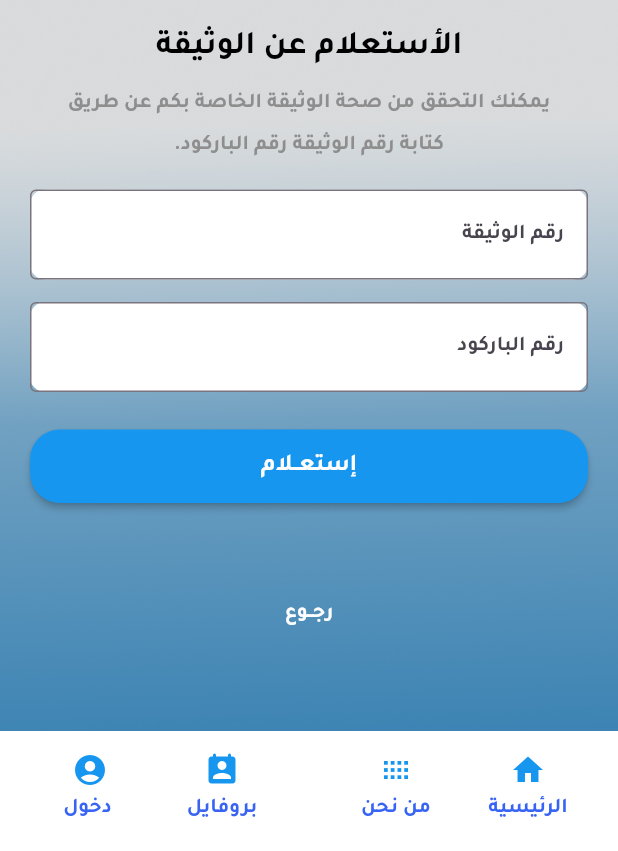
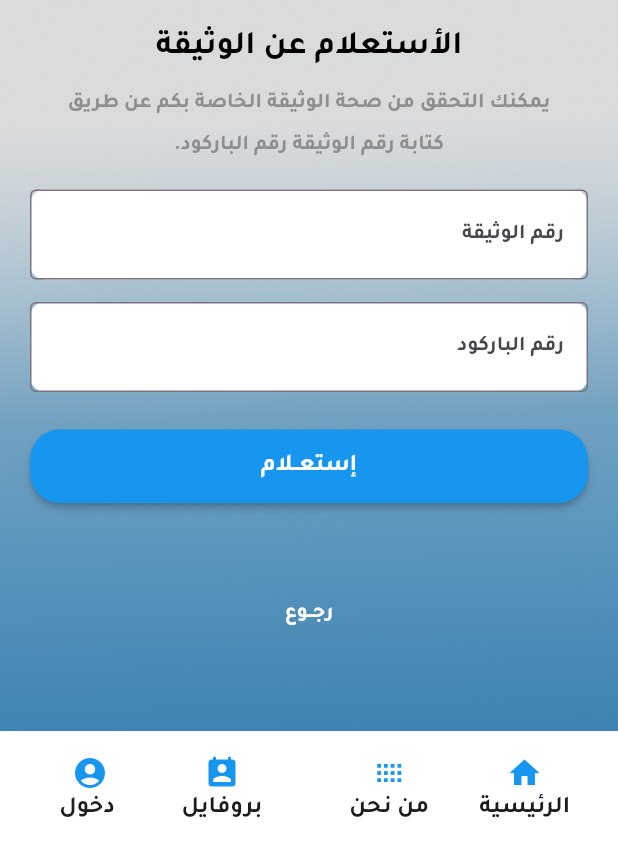
Before and after one commit to suezcanalinsurance/MYSCIAPP, a Flutter app: the CheckPolicy screen opened directly, on a phone screen of 412 x 824 dp, the part 385-1236 px from its top. Run offline on Flutter 3.47's test engine with Material 3 defaults, Android fonts, the phone set to English and light mode, and no system bars; our stand-ins replace cached_network_image, dartz, dio, dropdown_button2, firebase_core, firebase_messaging and 20 more; missing offline and left inert: dialog_flowtter, empty_widget, flutter_phone_direct_caller, mailto; accounts and stored records are empty; project files that could hold a hidden picture were left out.

Commit message:
titleMedium
titleMedium

```diff
--- a/lib/view/widget/CustomBottomAppBar.dart
+++ b/lib/view/widget/CustomBottomAppBar.dart
@@ -99,7 +99,7 @@ class CustomBottomAppBar extends StatelessWidget {
         mainAxisSize: MainAxisSize.min,
         children: [
           Icon(icon, color: Color(0xff1696EE)),
-          Text(label, style: Theme.of(context).textTheme.bodyText1),
+          Text(label, style: Theme.of(context).textTheme.titleMedium ),
         ],
       ),
     );
--- a/lib/view/widget/home/events_and_experiences.dart
+++ b/lib/view/widget/home/events_and_experiences.dart
@@ -120,7 +120,7 @@ import 'package:suezproduction/view/screen/pol_pricing.dart';
 
                    children: [
                      /*     Text(title,style: Theme.of(context).textTheme.bodyText2,),*/
-                     Text(description,style: Theme.of(context).textTheme.bodyText1,),
+                     Text(description,style: Theme.of(context).textTheme.titleMedium ,),
                      /*    Row(
                       mainAxisAlignment: MainAxisAlignment.spaceBetween,
                       children: [
```
Also changed, not shown: lib/view/screen/Home.dart (+5 -5 lines).
